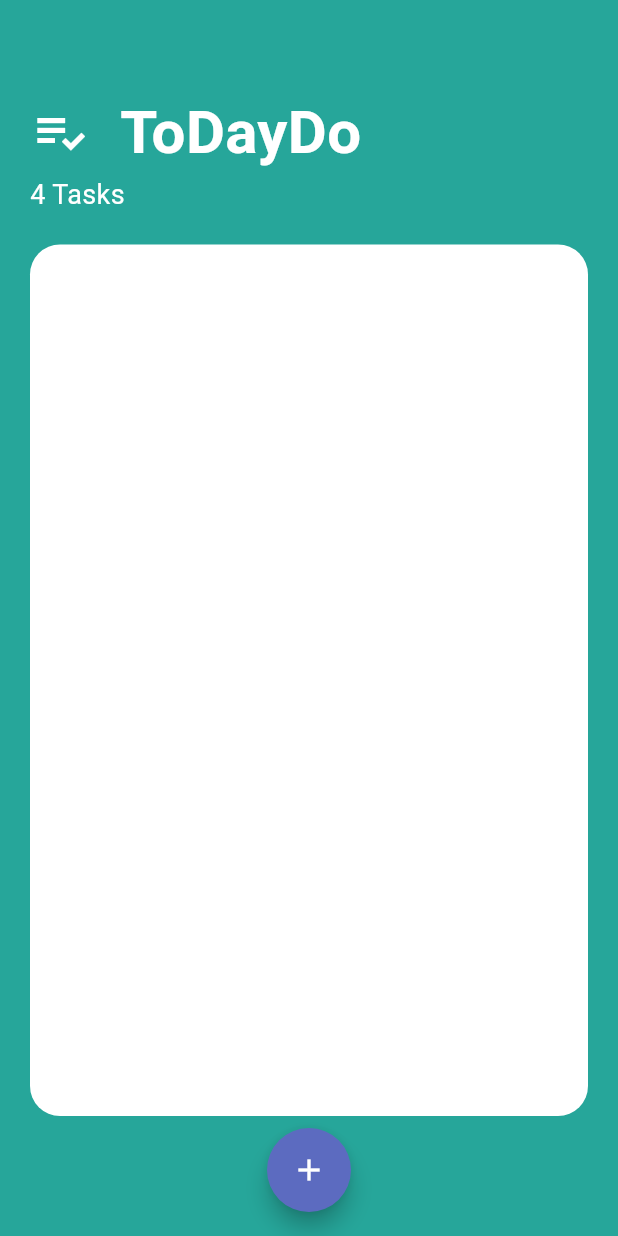
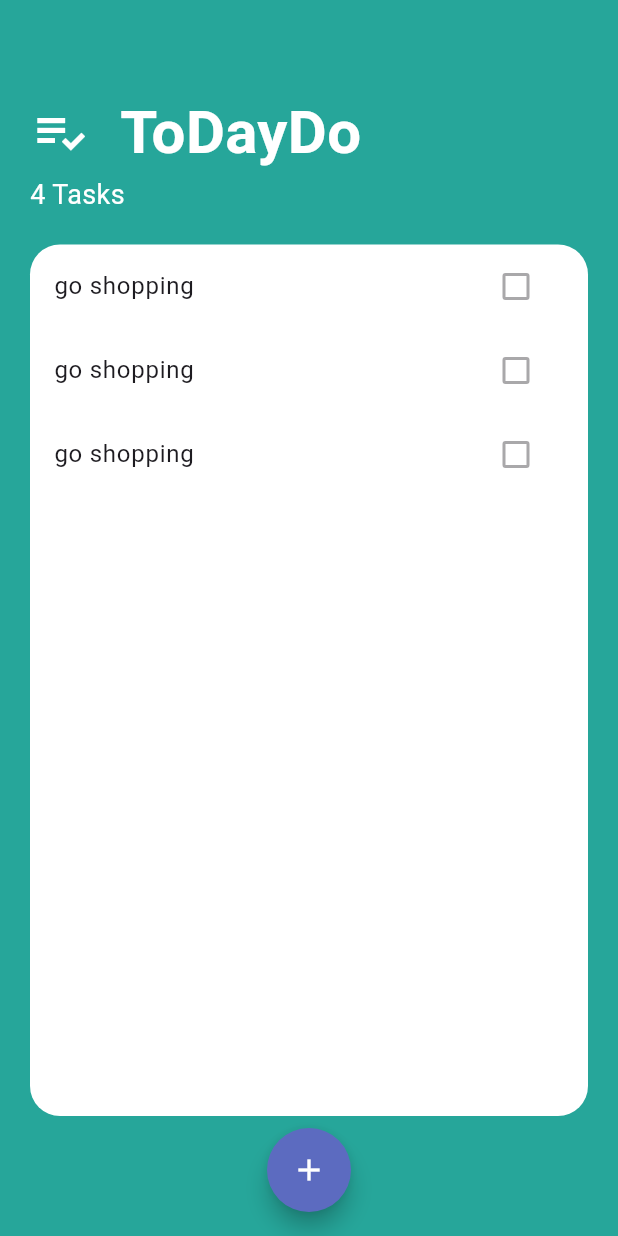
Before and after one commit to Emad-Nasri/to_day_do_app, a Flutter app: the screen it shows after launch, on a phone screen of 412 x 824 dp. Run offline on Flutter 3.47's test engine with Material 3 defaults, Android fonts, the phone set to English and light mode, and no system bars.

Commit message:
create tasks list and task tile and show task tile inside tasks list

```diff
--- /dev/null
+++ b/lib/widgets/task_tile.dart
@@ -0,0 +1,13 @@
+import 'package:flutter/material.dart';
+
+class TaskTile extends StatelessWidget {
+  const TaskTile({super.key});
+
+  @override
+  Widget build(BuildContext context) {
+    return ListTile(
+      title: Text('go shopping'),
+      trailing: Checkbox(value: false, onChanged: null),
+    );
+  }
+}
--- /dev/null
+++ b/lib/widgets/tasks_list.dart
@@ -0,0 +1,11 @@
+import 'package:flutter/material.dart';
+import 'package:to_day_do_app/widgets/task_tile.dart';
+
+class TasksList extends StatelessWidget {
+  const TasksList({super.key});
+
+  @override
+  Widget build(BuildContext context) {
+    return ListView(children: [TaskTile(), TaskTile(), TaskTile()]);
+  }
+}
```
Also changed, not shown: lib/screens/tasks_screen.dart (+8 -1 lines).
